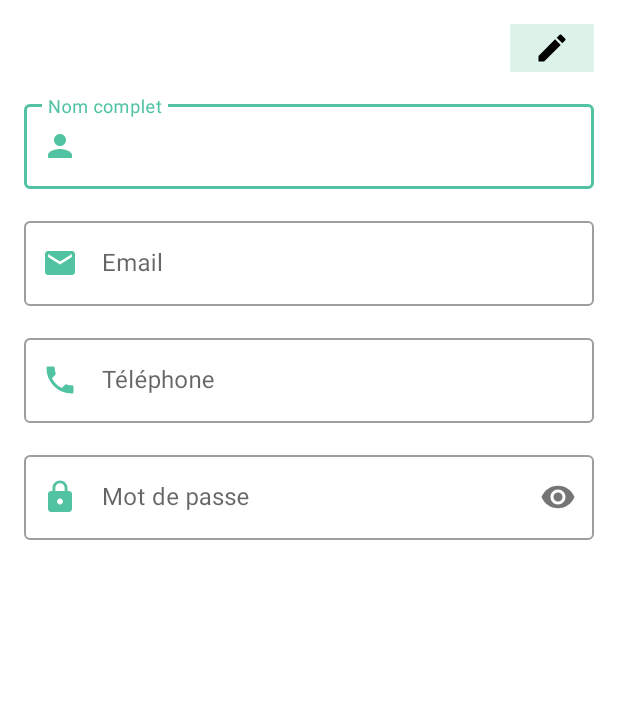
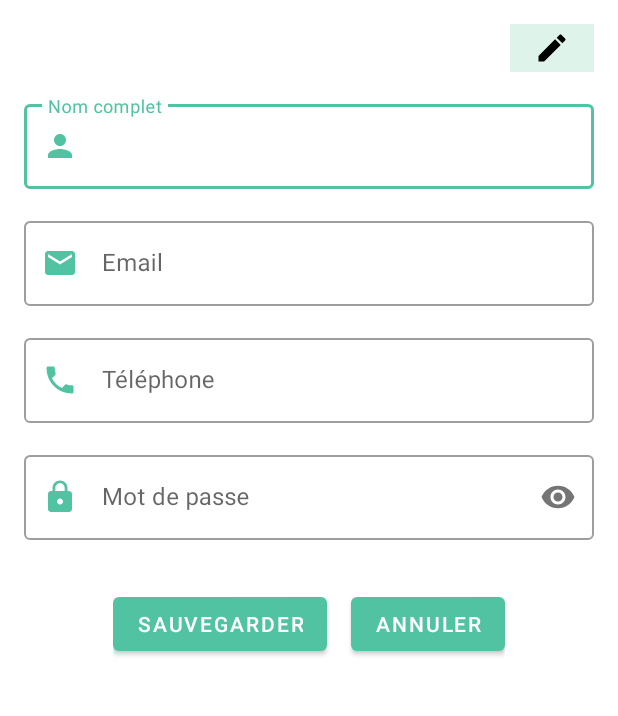
Before and after one commit to badr1abbassi/android_project, an Android app: the ProfilActivity screen opened directly, with no data from a screen before it, after a tap on an icon or button, on a phone screen of 412 x 824 dp, the part 414-1130 px from its top. Run offline under Robolectric (Android 15) with nearby library versions, the phone set to English and light mode, and no system bars; our stand-ins replace Firebase (no records; nobody signed in at launch, a user with empty details on screens opened directly); 4 statements that could not run were skipped.

Commit message:
version 1

```diff
--- a/app/src/main/res/layout/activity_profil.xml
+++ b/app/src/main/res/layout/activity_profil.xml
@@ -134,8 +134,23 @@
                     android:layout_width="wrap_content"
                     android:layout_height="wrap_content"
                     android:layout_gravity="center"
-                    android:layout_marginTop="32dp">
-
+                    android:layout_marginTop="32dp"
+                    android:orientation="horizontal">
+                    <Button
+                        android:id="@+id/btnSave"
+                        android:layout_width="wrap_content"
+                        android:layout_height="wrap_content"
+                        android:layout_gravity="center"
+                        android:text="@string/sauvegarder"
+                        tools:ignore="InvalidId"
+                        android:layout_marginRight="16dp" />
+                    <Button
+                        android:id="@+id/btnBack"
+                        android:layout_width="wrap_content"
+                        android:layout_height="wrap_content"
+                        android:layout_gravity="center"
+                        android:text="Annuler"
+                        tools:ignore="InvalidId" />
                 </LinearLayout>
             </LinearLayout>
         </LinearLayout>
```
